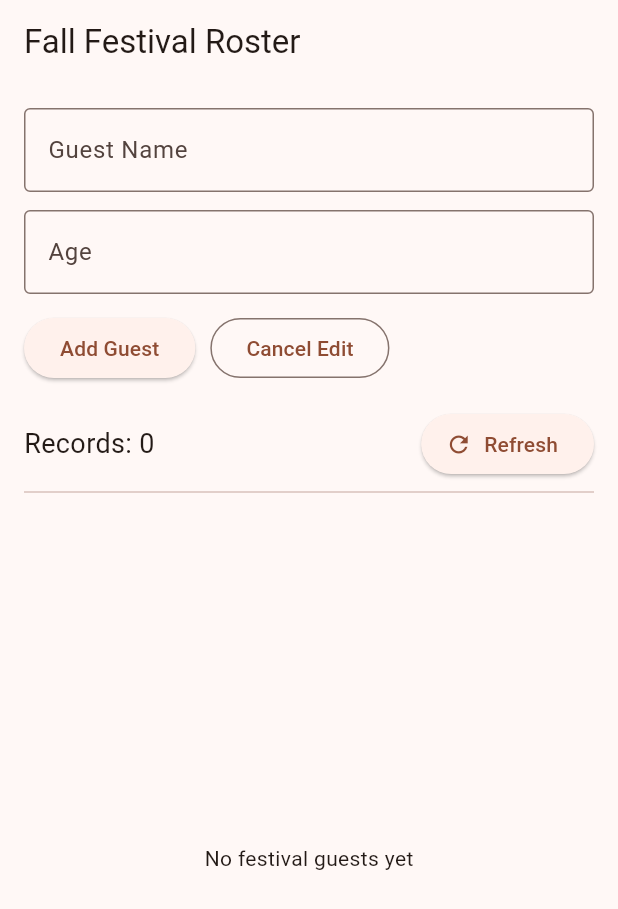
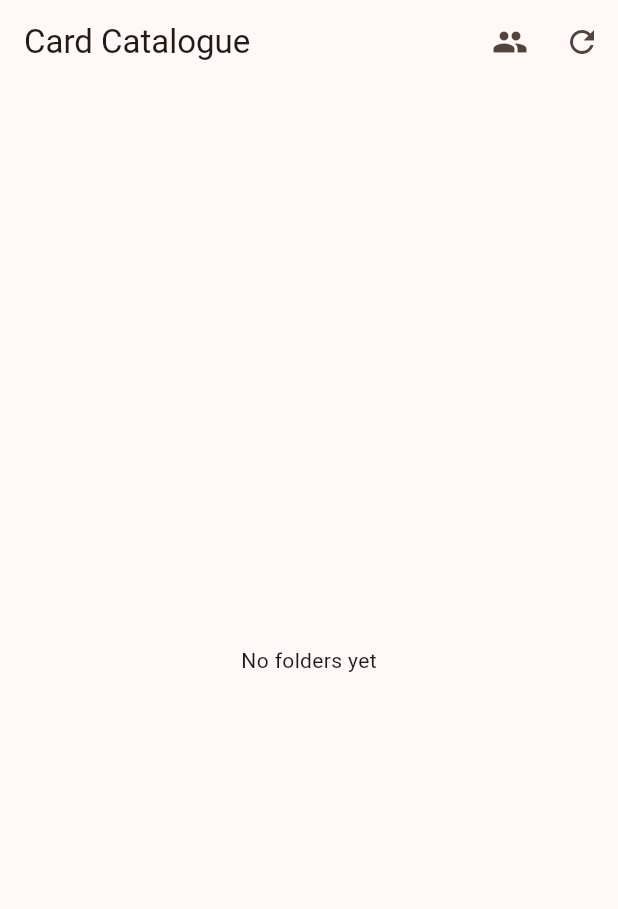
Before and after one commit to sakim5027/Local-Storage_Festival-Guest-Roster, a Flutter app: the screen it shows after launch, on a phone screen of 412 x 824 dp. Shown: the top 909 px of the screen. Run offline on Flutter 3.47's test engine with Material 3 defaults, Android fonts, the phone set to English and light mode, and no system bars; our stand-ins replace sqflite; accounts and stored records are empty.

Commit message:
folder and card screen built in main.dart

```diff
--- a/lib/main.dart
+++ b/lib/main.dart
@@ -43,7 +43,7 @@ class DirectoryApp extends StatelessWidget {
       title: 'Fall Festival Roster',
       debugShowCheckedModeBanner: false,
       theme: ThemeData(colorSchemeSeed: Colors.brown, useMaterial3: true),
-      home: FallFestivalRoster(helper: helper),
+      home: FolderListScreen(helper: helper),
     );
   }
 }
@@ -486,3 +486,139 @@ class _FallFestivalRosterState extends State<FallFestivalRoster> {
     );
   }
 }
+
+//Part 2 new FolderListScreen
+class FolderListScreen extends StatefulWidget {
+  final DatabaseHelper helper;
+
+  const FolderListScreen({super.key, required this.helper});
+
+  @override
+  State<FolderListScreen> createState() => _FolderListScreenState();
+}
+
+class _FolderListScreenState extends State<FolderListScreen> {
+  List<Folder> folders = [];
+
+  bool isLoading = true;
+  bool isBusy = false;
+  String? errorMessage;
+
+  @override
+  void initState() {
+    super.initState();
+    loadFolders();
+  }
+
+  //show a feedback message
+  void showMessage(String message) {
+    if (!mounted) return;
+
+    ScaffoldMessenger.of(context)
+      ..hideCurrentSnackBar()
+      ..showSnackBar(SnackBar(content: Text(message)));
+  }
+
+  //read folder records from SQLite database
+  Future<void> loadFolders() async {
+    if (isBusy) return;
+
+    setState(() {
+      isLoading = true;
+      isBusy = true;
+    });
+
+    try {
+      final rows = await widget.helper.getFoldersWithCounts();
+
+      if (!mounted) return;
+
+      setState(() {
+        folders = rows;
+        errorMessage = null;
+      });
+    } catch (error, stackTrace) {
+      debugPrint('Load folders failed: $error\n$stackTrace');
+
+      if (!mounted) return;
+
+      setState(() {
+        errorMessage = 'Could not load folders: $error';
+      });
+    } finally {
+      if (mounted) {
+        setState(() {
+          isLoading = false;
+          isBusy = false;
+        });
+      }
+    }
+  }
+
+  @override
+  Widget build(BuildContext context) {
+    return Scaffold(
+      appBar: AppBar(
+        title: const Text('Card Catalogue'),
+        actions: [
+          IconButton(
+            tooltip: 'Guest Roster',
+            icon: const Icon(Icons.people),
+            onPressed: isBusy
+                ? null
+                : () {
+                    Navigator.push(
+                      context,
+                      MaterialPageRoute(
+                        builder: (_) =>
+                            FallFestivalRoster(helper: widget.helper),
+                      ),
+                    );
+                  },
+          ),
+
+          IconButton(
+            tooltip: 'Refresh',
+            icon: const Icon(Icons.refresh),
+            onPressed: isBusy ? null : loadFolders,
+          ),
+        ],
+      ),
+
+      body: isLoading
+          ? const Center(child: CircularProgressIndicator())
+          : errorMessage != null
+          ? Center(
+              child: Column(
+                mainAxisSize: MainAxisSize.min,
+                children: [
+                  Text(errorMessage!, textAlign: TextAlign.center),
+                  ElevatedButton(
+                    onPressed: isBusy ? null : loadFolders,
+                    child: const Text('Retry'),
+                  ),
+                ],
+              ),
+            )
+          : folders.isEmpty
+          ? const Center(child: Text('No folders yet'))
+          : ListView.builder(
+              itemCount: folders.length,
+              itemBuilder: (context, index) {
+                final folder = folders[index];
+
+                return Card(
+                  child: ListTile(
+                    leading: const Icon(Icons.folder),
+                    title: Text(folder.name),
+                    subtitle: Text(
+                      'ID: ${folder.id} | '
+                      '${folder.cardCount} cards',
+                    ),
+                  ),
+                );
+              },
+            ),
+    );
+  }
+}
```
